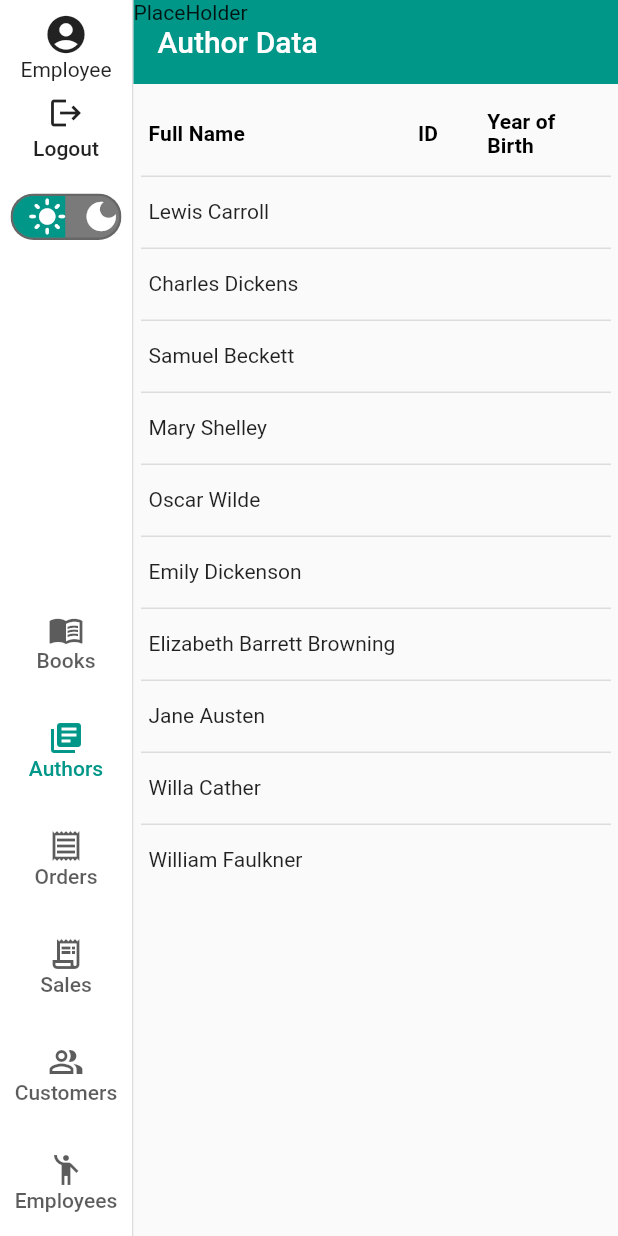
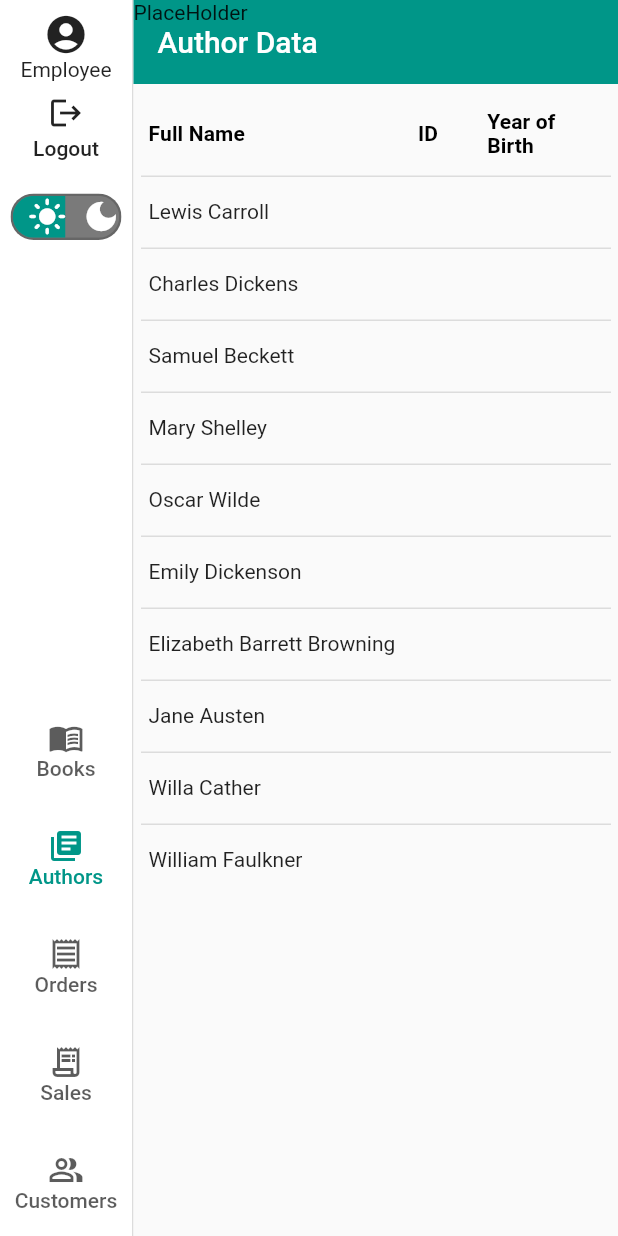
Before and after one commit to KizKizz/bookstore_app, a Flutter app: the MainPage screen opened directly, after a tap on "Authors", on a phone screen of 412 x 824 dp. Run offline on Flutter 3.47's test engine with Material 2 defaults, Android fonts, the phone set to English and light mode, and no system bars; drawn by our look-alikes of data_table_2, toggle_switch; our stand-ins replace dropdown_button2, flutter_rating_bar, shared_preferences; missing offline and left inert: multi_split_view; accounts and stored records are empty.

Commit message:
Some changes

```diff
--- a/lib/main_page.dart
+++ b/lib/main_page.dart
@@ -185,33 +185,34 @@ class _MainPageState extends State<MainPage> {
 //Screens buttons
                           groupAlignment: 1.0,
                           labelType: NavigationRailLabelType.all,
-                          destinations: const <NavigationRailDestination>[
-                            NavigationRailDestination(
+                          destinations: <NavigationRailDestination>[
+                            const NavigationRailDestination(
                               icon: Icon(Icons.menu_book_outlined),
                               selectedIcon: Icon(Icons.menu_book),
                               label: Text('Books'),
                             ),
-                            NavigationRailDestination(
+                            const NavigationRailDestination(
                               icon: Icon(Icons.library_books_outlined),
                               selectedIcon: Icon(Icons.library_books),
                               label: Text('Authors'),
                             ),
-                            NavigationRailDestination(
+                            const NavigationRailDestination(
                               icon: Icon(Icons.receipt_outlined),
                               selectedIcon: Icon(Icons.receipt),
                               label: Text('Orders'),
                             ),
-                            NavigationRailDestination(
+                            const NavigationRailDestination(
                               icon: Icon(Icons.receipt_long_outlined),
                               selectedIcon: Icon(Icons.receipt_long),
                               label: Text('Sales'),
                             ),
-                            NavigationRailDestination(
+                            const NavigationRailDestination(
                               icon: Icon(Icons.people_alt_outlined),
                               selectedIcon: Icon(Icons.people_alt),
                               label: Text('Customers'),
                             ),
-                            NavigationRailDestination(
+                            if (isManager)
+                            const NavigationRailDestination(
                               icon: Icon(Icons.emoji_people_outlined),
                               selectedIcon: Icon(Icons.emoji_people),
                               label: Text('Employees'),
```
